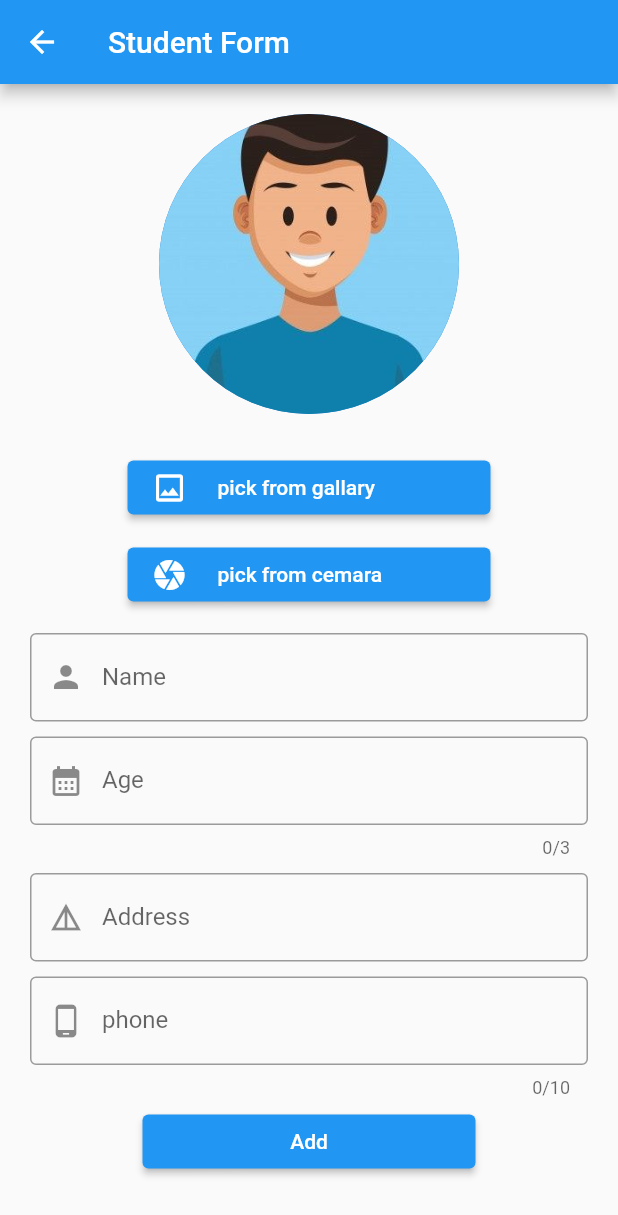
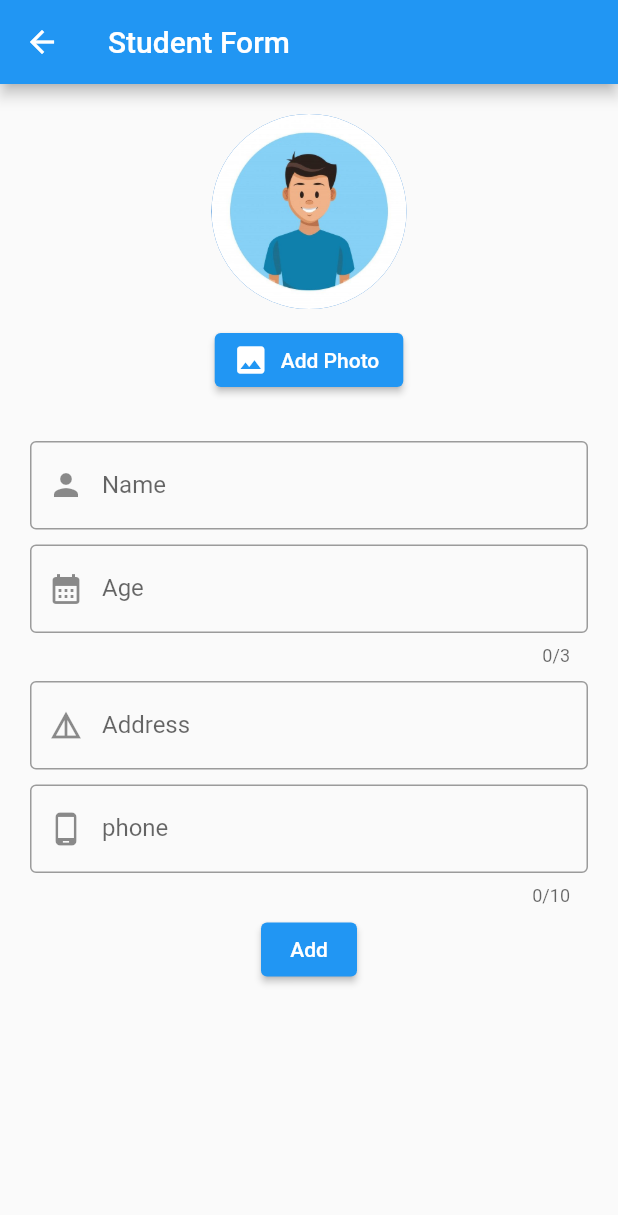
Before and after one commit to ashiqabu/student_database, a Flutter app: the screen it shows after launch, after a tap on the "add" icon, on a phone screen of 412 x 824 dp. Shown: the top 1215 px of the screen. Run offline on Flutter 3.47's test engine with Material 2 defaults, Android fonts, the phone set to English and light mode, and no system bars; our stand-ins replace hive, hive_flutter, image_picker; accounts and stored records are empty.

Commit message:
code converted to provider

```diff
--- /dev/null
+++ b/lib/db/providers/image_provide.dart
@@ -0,0 +1,23 @@
+import 'dart:io';
+
+import 'package:flutter/widgets.dart';
+
+import 'package:image_picker/image_picker.dart';
+
+class TempImageProvider extends ChangeNotifier {
+  String? tempImagePath;
+
+  Future<void> getImage() async {
+    final image = await ImagePicker().pickImage(source: ImageSource.gallery);
+    if (image == null) {
+      return;
+    }
+    final imageTemporary = File(image.path);
+    tempImagePath = imageTemporary.path;
+    notifyListeners();
+  }
+
+  void notify() {
+    notifyListeners();
+  }
+}
--- /dev/null
+++ b/lib/db/providers/student_provider.dart
@@ -0,0 +1,34 @@
+import 'package:database_1/db/model/data_model.dart';
+import 'package:flutter/cupertino.dart';
+import 'package:hive/hive.dart';
+
+class ProviderForStudent extends ChangeNotifier {
+  List<StudentModel> students = [];
+
+  Future<void> addStudent(StudentModel student) async {
+    final studentDB = await Hive.openBox<StudentModel>('studentDb');
+    students.add(student);
+    await studentDB.add(student);
+    notifyListeners();
+  }
+
+  Future<void> getStudent() async {
+    final studentDB = await Hive.openBox<StudentModel>('studentDb');
+    students.clear();
+    students.addAll(studentDB.values);
+    notifyListeners();
+  }
+
+  Future<void> deleteStudent(int index) async {
+    final studentDB = await Hive.openBox<StudentModel>('studentDb');
+    await studentDB.deleteAt(index);
+    getStudent();
+  }
+
+  Future<void> editStudent(int index, StudentModel student) async {
+    final studentDB = await Hive.openBox<StudentModel>('studentDb');
+    await studentDB.putAt(index, student);
+    getStudent();
+    notifyListeners();
+  }
+}
--- a/lib/main.dart
+++ b/lib/main.dart
@@ -1,8 +1,12 @@
+import 'package:database_1/db/providers/image_provide.dart';
 import 'package:database_1/screens/screehome.dart';
 import 'package:flutter/material.dart';
 import 'package:hive_flutter/adapters.dart';
+import 'package:provider/provider.dart';
 
 import 'db/model/data_model.dart';
+import 'db/providers/student_provider.dart';
+
 
 void main() async {
   WidgetsFlutterBinding.ensureInitialized();
@@ -18,13 +22,16 @@ class MyApp extends StatelessWidget {
 
   @override
   Widget build(BuildContext context) {
-    return MaterialApp(
-      title: 'Database',
-      theme: ThemeData(
-        primaryColor: Colors.green,
+    return MultiProvider(
+      providers: [
+        ChangeNotifierProvider(create: (context) => ProviderForStudent()),
+        ChangeNotifierProvider(create: (context) => TempImageProvider()),
+      ],
+      child: MaterialApp(
+        theme: ThemeData(primarySwatch: Colors.blue),
+        home: const ScreenHome(),
+        debugShowCheckedModeBanner: false,
       ),
-      debugShowCheckedModeBanner: false,
-      home: const ScreenHome(),
     );
   }
 }
--- a/lib/screens/addstudent.dart
+++ b/lib/screens/addstudent.dart
@@ -1,43 +1,26 @@
 import 'dart:io';
+import 'package:database_1/db/providers/image_provide.dart';
 import 'package:database_1/screens/widget.dart';
 import 'package:flutter/material.dart';
-import 'package:flutter/services.dart';
-import 'package:image_picker/image_picker.dart';
-import '../db/functions/db_functions.dart';
+import 'package:provider/provider.dart';
 import '../db/model/data_model.dart';
+import '../db/providers/student_provider.dart';
 
-class AddStudent extends StatefulWidget {
-  const AddStudent({super.key});
+class AddStudent extends StatelessWidget {
+  AddStudent({super.key});
+
+  final namecntrl = TextEditingController();
+
+  final agecntrl = TextEditingController();
+
+  final addresscntrl = TextEditingController();
+
+  final numbercntrl = TextEditingController();
+
+  final formKey = GlobalKey<FormState>();
 
   @override
-  State<AddStudent> createState() => _AddStudentState();
-}
-
-class _AddStudentState extends State<AddStudent> {
-  final namecntrl = TextEditingController();
-  final agecntrl = TextEditingController();
-  final addresscntrl = TextEditingController();
-  final numbercntrl = TextEditingController();
-  final formKey = GlobalKey<FormState>();
-
-  File? photo;
-  @override
   Widget build(BuildContext context) {
-    Future getImage(ImageSource source) async {
-      try {
-
-        final image = await ImagePicker().pickImage(source: source);
-        if (image == null) return;
-        //final imageTemporary = File(image.path);
-
-        setState(() {
-          photo = File(image.path);
-        });
-      } on PlatformException catch (e) {
-        stdout.write('faild to pick image $e');
-      }
-    }
-
     const appTilte = 'Student Form';
     return Scaffold(
       appBar: AppBar(
@@ -48,36 +31,41 @@ class _AddStudentState extends State<AddStudent> {
         padding: const EdgeInsets.all(20),
         child: Form(
             key: formKey,
-          child: ListView(
-            // mainAxisAlignment: MainAxisAlignment.start,
+            child: SingleChildScrollView(
+              child: Column(
                 children: [
-              CircleAvatar(
-                radius: 100,
-                backgroundImage: photo != null
-                    ? FileImage(photo!)
-                    : const AssetImage('assets/man.jpg') as ImageProvider,
+                  Consumer<TempImageProvider>(
+                    builder: (context, value, child) => Column(
+                      children: [
+
+                        Align(
+                              alignment: Alignment.topCenter,
+                              child: value.tempImagePath == null
+                                  ? const CircleAvatar(
+                                      backgroundImage: AssetImage(
+                                          'assets/man.jpg'),
+                                      radius: 65,
+                                    )
+                                  : CircleAvatar(
+                                      radius: 65,
+                                      backgroundImage: FileImage(
+                                        File(value.tempImagePath!),
                                       ),
-              const SizedBox(
-                height: 20,
-              ),
-              Padding(
-                padding: const EdgeInsets.fromLTRB(65, 5, 65, 5),
-                child: CustomButton(
-                  title: 'pick from gallary',
-                  icon: Icons.image_outlined,
-                  onClick: () => getImage(ImageSource.gallery),
-                ),
-              ),
-              Padding(
-                padding: const EdgeInsets.fromLTRB(65, 5, 65, 5),
-                child: CustomButton(
-                  title: 'pick from cemara',
-                  icon: Icons.camera,
-                  onClick: () => getImage(ImageSource.camera),
-                ),
-              ),
+                                    )),
                           const SizedBox(
                             height: 10,
+                          ),
+                          ElevatedButton.icon(
+                              onPressed: () {
+                                getimage(value);
+                              },
+                              icon: const Icon(Icons.photo),
+                              label: const Text("Add Photo")),
+                          const SizedBox(
+                            height: 30,
+                          ),
+                      ],
+                    ),
                   ),
                   TextFormField(
                     controller: namecntrl,
@@ -138,27 +126,32 @@ class _AddStudentState extends State<AddStudent> {
                   ),
                   Padding(
                     padding: const EdgeInsets.fromLTRB(75, 5, 75, 5),
-                child: ElevatedButton(
+                    child: Consumer<TempImageProvider>(
+                      builder: (context, value, child) =>
+                          Consumer<ProviderForStudent>(
+                        builder: (context, value2, child) => ElevatedButton(
                           onPressed: () {
                             if (formKey.currentState!.validate()) {
-                      if (photo?.path == null) {
-                        addingFailed();
+                              if (value.tempImagePath == null) {
+                                addingFailed(context);
                               } else {
-                        addingSuccess();
+                                addingSuccess(value2, context, value);
                               }
                             }
                           },
                           child: const Text('Add'),
                         ),
                       ),
+                    ),
+                  ),
                 ],
               ),
-        ),
+            )),
       )),
     );
   }
 
-  void addingFailed() {
+  void addingFailed(BuildContext context) {
     ScaffoldMessenger.of(context).showSnackBar(const SnackBar(
       content: Text("Please add the pofile picture!"),
       backgroundColor: Colors.red,
@@ -170,15 +163,16 @@ class _AddStudentState extends State<AddStudent> {
     ));
   }
 
-  void addingSuccess() async {
+  void addingSuccess(ProviderForStudent value, BuildContext context,
+      TempImageProvider value2) async {
     StudentModel st = StudentModel(
-      profile: photo!.path,
+      profile: value2.tempImagePath!,
       name: namecntrl.text.trim(),
       age: agecntrl.text.trim(),
       address: addresscntrl.text.trim(),
       number: numbercntrl.text.trim(),
     );
-    await addstudent(st);
+    value.addStudent(st);
     // ignore: use_build_context_synchronously
     ScaffoldMessenger.of(context).showSnackBar(SnackBar(
       content: Text('${namecntrl.text} is added to database successfully!'),
@@ -189,9 +183,13 @@ class _AddStudentState extends State<AddStudent> {
       closeIconColor: Colors.white,
       duration: const Duration(seconds: 2),
     ));
-    photo = null;
-    // ignore: use_build_context_synchronously
+    value2.tempImagePath = null;
+    value2.notify();
     Navigator.of(context).pop();
+  }
+
+  getimage(TempImageProvider value) async {
+    await value.getImage();
   }
 }
 
--- a/lib/screens/screehome.dart
+++ b/lib/screens/screehome.dart
@@ -1,10 +1,11 @@
 import 'dart:io';
+import 'package:database_1/db/providers/student_provider.dart';
 import 'package:database_1/screens/addstudent.dart';
 import 'package:database_1/screens/profile.dart';
 import 'package:database_1/widgets/search.dart';
 import 'package:flutter/material.dart';
+import 'package:provider/provider.dart';
 import '../db/functions/db_functions.dart';
-import '../db/model/data_model.dart';
 import 'edit.dart';
 
 class ScreenHome extends StatelessWidget {
@@ -12,7 +13,8 @@ class ScreenHome extends StatelessWidget {
 
   @override
   Widget build(BuildContext context) {
-    getstudent();
+    final studentProvider = Provider.of<ProviderForStudent>(context);
+    studentProvider.getStudent();
     return Scaffold(
       appBar: AppBar(
         title: const Text(
@@ -31,7 +33,7 @@ class ScreenHome extends StatelessWidget {
       floatingActionButton: FloatingActionButton(
         onPressed: () {
           Navigator.of(context)
-              .push(MaterialPageRoute(builder: (ctx) => const AddStudent()));
+              .push(MaterialPageRoute(builder: (ctx) => AddStudent()));
         },
         child: const Icon(Icons.add),
       ),
@@ -39,15 +41,13 @@ class ScreenHome extends StatelessWidget {
       body: SafeArea(
           child: Column(
         children: [
-          Expanded(
-            child: ValueListenableBuilder(
-              valueListenable: studentListNotifier,
-              builder: (BuildContext ctx, List<StudentModel> studentList,
-                  Widget? child) {
-                return ListView.separated(
+          Consumer<ProviderForStudent>(
+              builder: (context, value, child) => value.students.isNotEmpty
+                  ? Expanded(
+                      child: ListView.separated(
                         itemBuilder: (context, index) {
-                    final data = studentList[index];
-                    return ListTile(
+                          return Flex(direction: Axis.vertical, children: [
+                            ListTile(
                               onTap: () {
                                 Navigator.of(context)
                                     .push(MaterialPageRoute(builder: (ctx) {
@@ -55,17 +55,19 @@ class ScreenHome extends StatelessWidget {
                                 }));
                               },
                               leading: CircleAvatar(
-                        backgroundImage: FileImage(File(data.profile)),
+                                backgroundImage: FileImage(
+                                    File(value.students[index].profile)),
                               ),
-                      title: Text(data.name),
-                      subtitle: Text(data.age),
+                              title: Text(value.students[index].name),
+                              subtitle: Text(value.students[index].age),
                               trailing: FittedBox(
                                 child: Row(
                                   children: [
                                     IconButton(
                                       onPressed: () {
-                                Navigator.of(context)
-                                    .push(MaterialPageRoute(builder: (context) {
+                                        Navigator.of(context).push(
+                                            MaterialPageRoute(
+                                                builder: (context) {
                                           return EditStudent(index: index);
                                         }));
                                       },
@@ -73,38 +75,46 @@ class ScreenHome extends StatelessWidget {
                                     ),
                                     IconButton(
                                       onPressed: () {
-                                showAlert(context, index);
+                                        showAlert(context, index, value);
                                       },
                                       icon: const Icon(
                                         Icons.delete,
-                                color: Color.fromARGB(255, 231, 132, 125),
+                                        color:
+                                            Color.fromARGB(255, 231, 132, 125),
                                       ),
                                     ),
                                   ],
                                 ),
                               ),
-                    );
+                            ),
+                          ]);
                         },
                         separatorBuilder: (ctx, index) {
                           return const Divider();
                         },
-                  itemCount: studentList.length,
-                );
-              },
+                        itemCount: value.students.length,
                       ),
                     )
+                  : const Padding(
+                      padding: EdgeInsets.only(top: 50),
+                      child: Center(
+                          child: Text(
+                        'No items to Display',
+                        style: TextStyle(fontSize: 15),
+                      )),
+                    ))
         ],
       )),
     );
   }
 
-  void showAlert(BuildContext context, int index) {
+  void showAlert(BuildContext context, int index, dynamic value) {
     showDialog(
         context: context,
         builder: (ctx) {
           return AlertDialog(
             title: Text(
-              'Do you want to delete ${studentListNotifier.value[index].name}',
+              'Do you want to delete ${value.students[index].name}',
               style: const TextStyle(color: Colors.red),
             ),
             content: const Text(
--- a/pubspec.yaml
+++ b/pubspec.yaml
@@ -38,6 +38,7 @@ dependencies:
   image_picker: ^0.8.7+4
   hive: ^2.0.4
   hive_flutter: ^1.1.0
+  provider: ^6.0.5
 
 dev_dependencies:
   hive_generator: ^1.1.1
```
Also changed, not shown: lib/screens/edit.dart (+37 -31 lines), lib/screens/profile.dart (+14 -19 lines), lib/widgets/search.dart (+18 -31 lines), pubspec.lock, 5 other files. Lines whose indentation alone changed are shown as unchanged.
